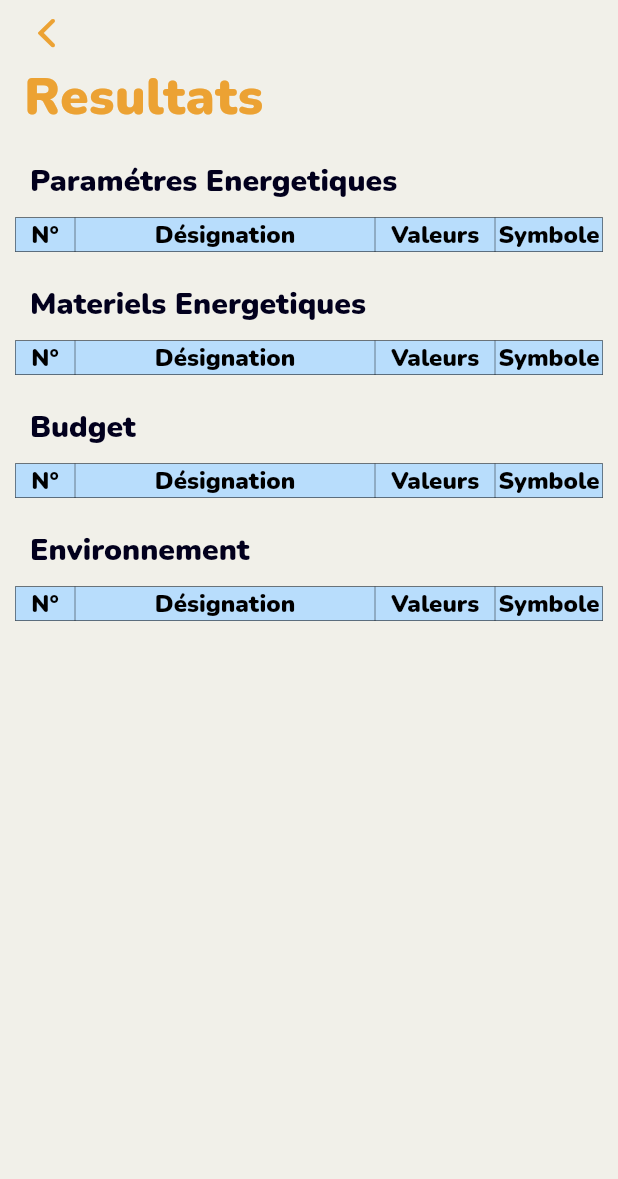
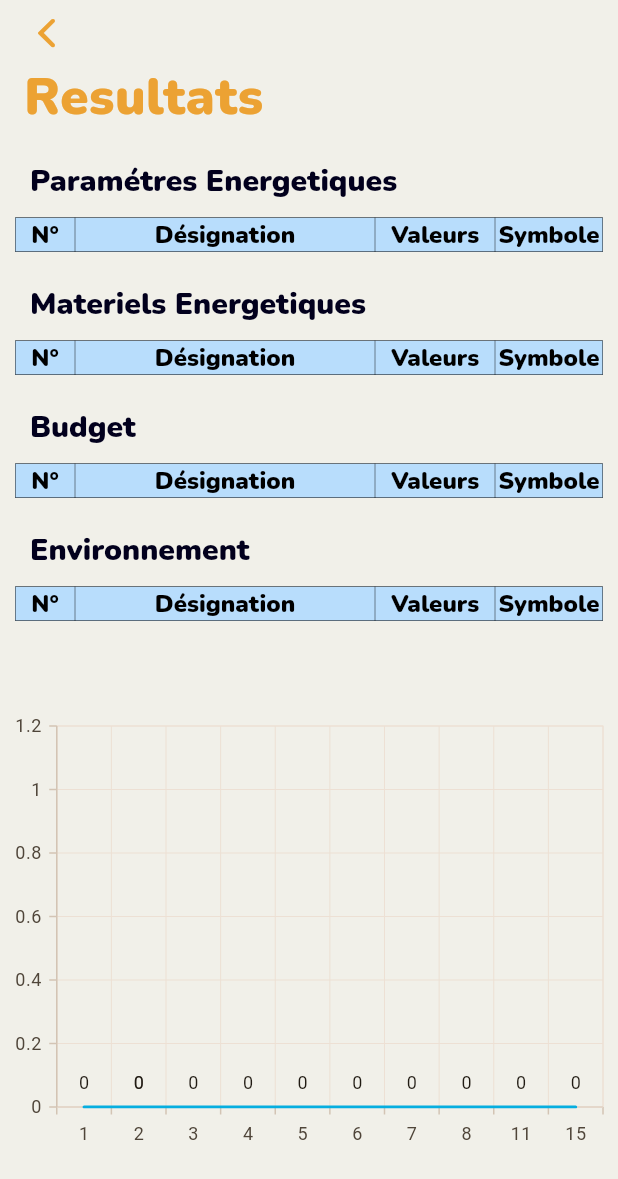
Before and after one commit to Pacome0106/eny, a Flutter app: the Result screen opened directly with empty values, on a phone screen of 412 x 824 dp. Shown: the top 1179 px of the screen. Run offline on Flutter 3.47's test engine with Material 2 defaults, Android fonts, the phone set to English and light mode, and no system bars; our stand-ins replace charts_flutter, cloud_firestore, firebase_core, flutter_map, latlong2, shared_preferences and 2 more; missing offline and left inert: graphic; accounts and stored records are empty; network calls fail; Roboto replaces fonts that are missing (images/plus2.png).

Commit message:
add chart

```diff
--- a/lib/solar/result_page.dart
+++ b/lib/solar/result_page.dart
@@ -1,7 +1,10 @@
+import 'dart:math' as math;
+import 'dart:math';
 import 'package:eny/pages/home_page.dart';
 import 'package:eny/widgets/app_text.dart';
 import 'package:flutter/cupertino.dart';
 import 'package:flutter/material.dart';
+import 'package:syncfusion_flutter_charts/charts.dart';
 
 import '../widgets/app_text_large.dart';
 import '../widgets/colors.dart';
@@ -13,12 +16,16 @@ class Result extends StatefulWidget {
     required this.resultDivice,
     required this.resultBudget,
     required this.resultEnv,
+    required this.allprice,
+    required this.profitability,
   });
 
   final List resultEnergy;
   final List resultDivice;
   final List resultBudget;
   final List resultEnv;
+  final double allprice;
+  final double profitability;
 
   @override
   State<Result> createState() => _ResultState();
@@ -32,8 +39,7 @@ class _ResultState extends State<Result> {
   List tableRows4 = [];
 
   table(List tables) {
-    return
-      Table(
+    return Table(
       key: GlobalKey(),
       border: TableBorder.all(width: 0.3),
       columnWidths: const {
@@ -86,8 +92,7 @@ class _ResultState extends State<Result> {
           ],
         ),
         // Existing rows
-          for (var row in tables) tableau(row)
-          ,
+        for (var row in tables) tableau(row),
       ],
     );
   }
@@ -112,14 +117,15 @@ class _ResultState extends State<Result> {
       TableCell(
         child: Padding(
           padding: padding,
-          child: AppText(text: row['Designation'], color: Colors.black,size: 16),
+          child:
+              AppText(text: row['Designation'], color: Colors.black, size: 16),
         ),
       ),
       TableCell(
         child: Center(
           child: Container(
             padding: padding,
-            child: AppText(text: row['Value'], color: Colors.black,size: 16),
+            child: AppText(text: row['Value'], color: Colors.black, size: 16),
           ),
         ),
       ),
@@ -151,13 +157,12 @@ class _ResultState extends State<Result> {
   }
 
   Widget build(BuildContext context) {
+    List<SalesData> chartData = generateChartData();
     return Scaffold(
       body: CustomScrollView(
         slivers: [
           CupertinoSliverNavigationBar(
-            backgroundColor: Theme
-                .of(context)
-                .scaffoldBackgroundColor,
+            backgroundColor: Theme.of(context).scaffoldBackgroundColor,
             leading: CupertinoButton(
               padding: const EdgeInsets.all(0),
               alignment: Alignment.centerLeft,
@@ -190,24 +195,19 @@ class _ResultState extends State<Result> {
                         padding: const EdgeInsets.only(left: 10),
                         child: AppTextLarge(
                           text: "Paramétres Energetiques",
-                          color: Theme
-                              .of(context)
-                              .hintColor,
+                          color: Theme.of(context).hintColor,
                           size: 20,
                         ),
                       ),
                       sizedbox,
                       table(tableRows),
-
                       sizedbox,
                       sizedbox,
                       Padding(
                         padding: const EdgeInsets.only(left: 10),
                         child: AppTextLarge(
                           text: "Materiels Energetiques",
-                          color: Theme
-                              .of(context)
-                              .hintColor,
+                          color: Theme.of(context).hintColor,
                           size: 20,
                         ),
                       ),
@@ -219,9 +219,7 @@ class _ResultState extends State<Result> {
                         padding: const EdgeInsets.only(left: 10),
                         child: AppTextLarge(
                           text: "Budget",
-                          color: Theme
-                              .of(context)
-                              .hintColor,
+                          color: Theme.of(context).hintColor,
                           size: 20,
                         ),
                       ),
@@ -233,15 +231,46 @@ class _ResultState extends State<Result> {
                         padding: const EdgeInsets.only(left: 10),
                         child: AppTextLarge(
                           text: "Environnement",
-                          color: Theme
-                              .of(context)
-                              .hintColor,
+                          color: Theme.of(context).hintColor,
                           size: 20,
                         ),
                       ),
                       sizedbox,
                       table(tableRows4),
                     ],
+                  ),
+                ),
+                sizedbox,
+                sizedbox,
+                AppText(
+                  text:
+                      'courbe esthimatif de la population en fonction des annees',
+                  color: Theme.of(context).unselectedWidgetColor,
+                ),
+                sizedbox,
+                Center(
+                  child: SfCartesianChart(
+                    primaryXAxis: CategoryAxis(),
+                    series: <ChartSeries>[
+                      // Renders line chart
+                      LineSeries<SalesData, String>(
+                        dataSource: chartData,
+                        xValueMapper: (SalesData sales, _) =>
+                            sales.year.toString(),
+                        yValueMapper: (SalesData sales, _) => sales.sales,
+                        dataLabelSettings: const DataLabelSettings(
+                          isVisible: true,
+                          labelPosition: ChartDataLabelPosition.outside,
+                          textStyle: TextStyle(
+                            fontSize: 12,
+                            fontWeight: FontWeight.normal,
+                          ),
+                        ),
+                      )
+                    ],
+                    onDataLabelRender: (DataLabelRenderArgs args) {
+                      args.text = addSpaces(args.text);
+                    },
                   ),
                 ),
               ],
@@ -252,14 +281,16 @@ class _ResultState extends State<Result> {
     );
   }
 
-  void generateTableRows(List value1,
+  void generateTableRows(
+    List value1,
     List value2,
     List value3,
     List value4,
     int rowCount1,
     int rowCount2,
     int rowCount3,
-      int rowCount4,) {
+    int rowCount4,
+  ) {
     for (int i = 0; i < rowCount1; i++) {
       tableRows.add({
         'Number': (i + 1).toString(),
@@ -294,4 +325,37 @@ class _ResultState extends State<Result> {
       });
     }
   }
+
+  String addSpaces(String value) {
+    return value.replaceAllMapped(
+      RegExp(r'(\d{1,3})(?=(\d{3})+(?!\d))'),
+      (Match match) => '${match[1]} ',
+    );
   }
+
+  List<SalesData> generateChartData() {
+    List<SalesData> chartData = [];
+    double paiementTotal = 0;
+    // Créer une liste de nombres aléatoires
+    List time = [1,1.5,2,3,3.8,5,6.4,7,8,11,15];
+    for (int i = 0; i < time.length; i++) {
+      int year = time[i].round();
+      // Calculer le paiement total
+
+        paiementTotal = (widget.allprice * widget.profitability) *time[i] ;
+      print(paiementTotal.ceil());
+
+      chartData.add(SalesData(year, paiementTotal.round()));
+      // print(paiementTotal);
+    }
+
+    return chartData;
+  }
+}
+
+class SalesData {
+  SalesData(this.year, this.sales);
+
+  final int year;
+  final int sales;
+}
--- a/pubspec.yaml
+++ b/pubspec.yaml
@@ -42,6 +42,10 @@ dependencies:
   flutter_map: ^5.0.0
   cloud_firestore: ^4.3.0
   weather: ^3.1.1
+  pdf: ^3.10.4
+  charts_flutter: ^0.12.0
+  syncfusion_flutter_charts: ^21.2.4
+  latlong2: ^0.9.0
 
 
 dev_dependencies:
```
Also changed, not shown: lib/pages/datail_province.dart (+19 -44 lines), lib/solar/solar_similator.dart (+5 -3 lines), pubspec.lock. Lines whose indentation alone changed are shown as unchanged.
